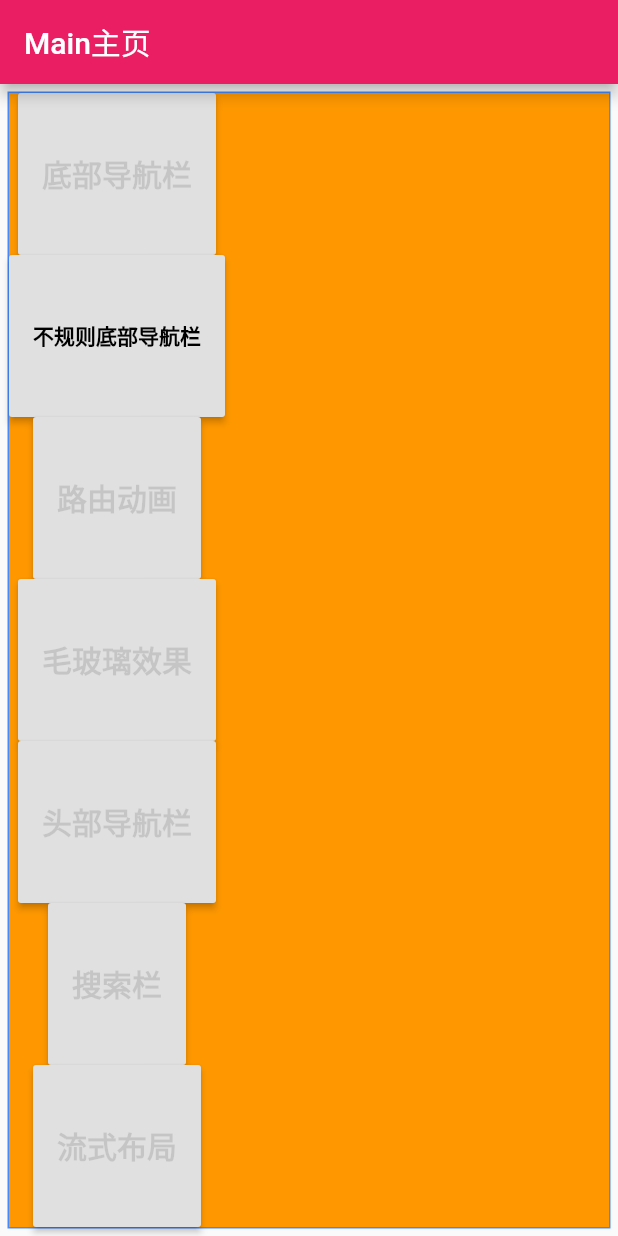
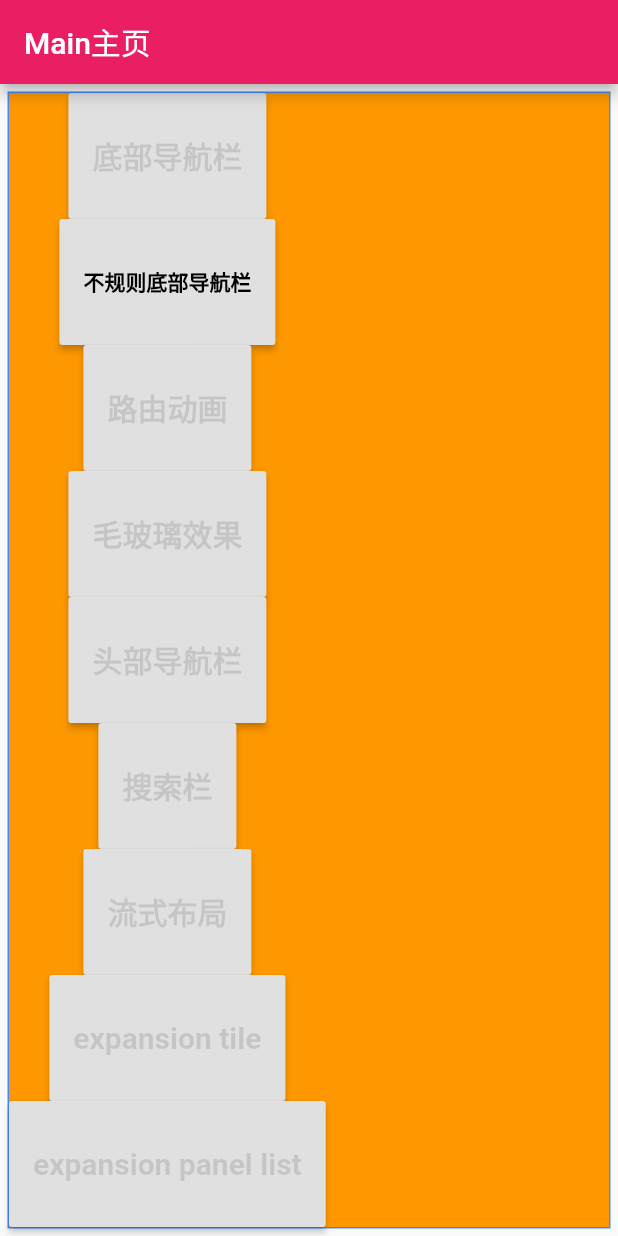
Before and after one commit to ZHughZhang/flutter_demo, a Flutter app: the screen it shows after launch, on a phone screen of 412 x 824 dp. Run offline on Flutter 3.47's test engine with Material 2 defaults, Android fonts, the phone set to English and light mode, and no system bars.

Commit message:
expansion tele流式布局

```diff
--- /dev/null
+++ b/flutter_demo/lib/expansiontile/expansion_panel_list.dart
@@ -0,0 +1,8 @@
+import 'package:flutter/material.dart';
+
+class expansion_panel_list extends StatelessWidget {
+  @override
+  Widget build(BuildContext context) {
+    return Container();
+  }
+}
--- a/flutter_demo/lib/main.dart
+++ b/flutter_demo/lib/main.dart
@@ -6,6 +6,8 @@ import 'effect/frosted_glass.dart';
 import 'nav/topNav/TopNavWidget.dart';
 import 'search/search_bar.dart';
 import 'wraplayout/wrap_layout.dart';
+import 'expansiontile/expansion_tile.dart';
+import 'expansiontile/expansion_panel_list.dart';
 
 void main() => runApp(MyApp());
 
@@ -145,12 +147,38 @@ class _Mainpage extends StatelessWidget {
                       ),
                     ),
                     onPressed: (){
-
-
                           Navigator.of(context).push(MaterialPageRoute(builder:(context) => wrap_layout() ));
                     },
                   ) ,
                 ),
+              Expanded(
+                child:RaisedButton(
+                  child: Text('expansion tile',
+                    style: TextStyle(
+                        color: Colors.black12,
+                        fontSize: 20.0,
+                        fontWeight: FontWeight.bold
+                    ),
+                  ),
+                  onPressed: (){
+                    Navigator.of(context).push(MaterialPageRoute(builder:(context) => expandion_tile() ));
+                  },
+                ) ,
+              ),
+              Expanded(
+                child:RaisedButton(
+                  child: Text('expansion panel list',
+                    style: TextStyle(
+                        color: Colors.black12,
+                        fontSize: 20.0,
+                        fontWeight: FontWeight.bold
+                    ),
+                  ),
+                  onPressed: (){
+                    Navigator.of(context).push(MaterialPageRoute(builder:(context) => expansion_panel_list()));
+                  },
+                ) ,
+              ),
             ],
           )
       ),
```
Also changed, not shown: flutter_demo/lib/expansiontile/expansion_tile.dart (added, +37 -0 lines).
